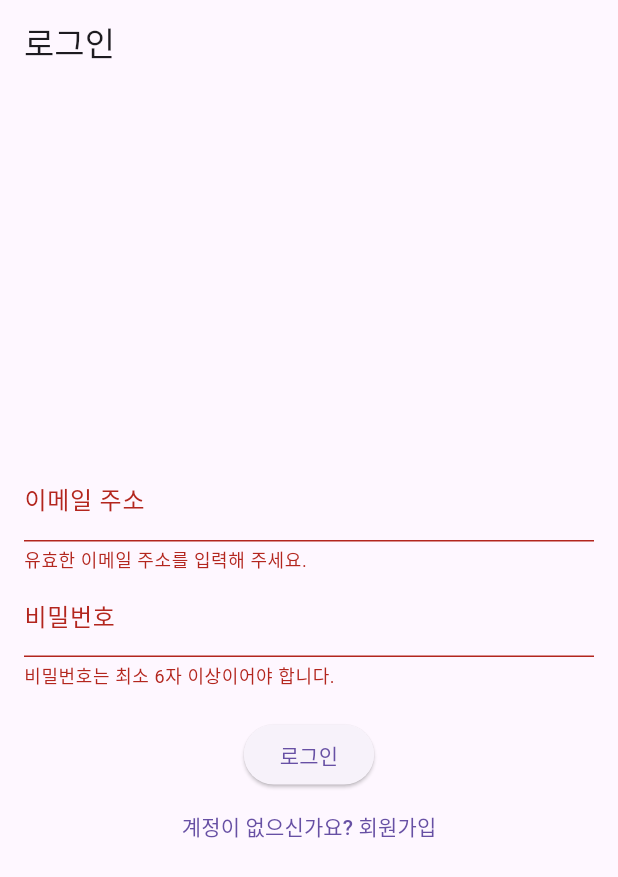
After one commit to sjlee-02/flutter_teamproject, a Flutter app: the screen it shows after launch, after a tap on "로그인", on a phone screen of 412 x 824 dp. The commit adds this screen. Shown: the top 877 px of the screen. Run offline on Flutter 3.47's test engine with Material 3 defaults, Android fonts, the phone set to English and light mode, and no system bars; our stand-ins replace cached_network_image, cloud_firestore, firebase_auth, firebase_core, flutter_rating_bar; accounts and stored records are empty.

Commit message:
2주차 한번에 올리기

```diff
--- /dev/null
+++ b/devtools_options.yaml
@@ -0,0 +1,3 @@
+description: This file stores settings for Dart & Flutter DevTools.
+documentation: https://docs.flutter.dev/tools/devtools/extensions#configure-extension-enablement-states
+extensions:
--- a/lib/main.dart
+++ b/lib/main.dart
@@ -1,12 +1,24 @@
-// lib/main.dart (최종 1주차 목표: 탭 및 통합 검색 완료 버전)
+// lib/main.dart (최종 1주차 + 2주차 인증 기반 완료 버전)
 
 import 'package:flutter/material.dart';
 import 'services/api_service.dart';
 import 'models/movie.dart';
 import 'constants.dart';
 import 'package:cached_network_image/cached_network_image.dart';
+import 'screens/movie_detail_screen.dart';
 
-void main() {
+// Firebase 및 인증 관련 임포트
+import 'package:firebase_core/firebase_core.dart';
+import 'firebase_options.dart';
+import 'package:firebase_auth/firebase_auth.dart';
+import 'screens/auth_screen.dart';
+
+// main() 함수를 비동기로 변경하고 Firebase 초기화 코드를 추가합니다.
+void main() async {
+  WidgetsFlutterBinding.ensureInitialized();
+
+  await Firebase.initializeApp(options: DefaultFirebaseOptions.currentPlatform);
+
   runApp(const MyApp());
 }
 
@@ -18,7 +30,21 @@ class MyApp extends StatelessWidget {
     return MaterialApp(
       title: '시네마 로그',
       theme: ThemeData(primarySwatch: Colors.blueGrey),
-      home: const SearchMoviesScreen(),
+      // home: Firebase 인증 상태에 따라 화면을 전환하는 StreamBuilder
+      home: StreamBuilder(
+        stream: FirebaseAuth.instance.authStateChanges(),
+        builder: (context, snapshot) {
+          if (snapshot.connectionState == ConnectionState.waiting) {
+            return const Scaffold(
+              body: Center(child: CircularProgressIndicator()),
+            );
+          }
+          if (snapshot.hasData) {
+            return const SearchMoviesScreen();
+          }
+          return const AuthScreen();
+        },
+      ),
     );
   }
 }
@@ -30,11 +56,9 @@ class SearchMoviesScreen extends StatefulWidget {
   State<SearchMoviesScreen> createState() => _SearchMoviesScreenState();
 }
 
-//  TickerProviderStateMixin 추가: TabController 사용을 위해 필수
 class _SearchMoviesScreenState extends State<SearchMoviesScreen>
     with SingleTickerProviderStateMixin {
   late TabController _tabController;
-  // _movieData는 검색 결과를 담는 데 사용됩니다. 인기 목록은 TabBarView 내부에서 직접 호출합니다.
   late Future<List<Movie>> _movieData;
   final TextEditingController _searchController = TextEditingController();
   String _currentQuery = '';
@@ -42,21 +66,14 @@ class _SearchMoviesScreenState extends State<SearchMoviesScreen>
   @override
   void initState() {
     super.initState();
-    // TabController 초기화 (길이 2: 영화, 드라마)
     _tabController = TabController(length: 2, vsync: this);
-
-    // 초기에는 영화 목록을 로드하도록 설정 (TabController 초기 인덱스 0)
     _movieData = ApiService().fetchPopularMovies();
-
-    //  탭 변경 시 데이터를 새로고침하는 리스너 추가
     _tabController.addListener(_handleTabChange);
   }
 
   void _handleTabChange() {
     if (!_tabController.indexIsChanging) {
-      // 탭 변경이 완료되었을 때만 실행
       if (_currentQuery.isEmpty) {
-        // 검색 중이 아닐 때만 탭 변경에 따른 데이터 로드
         setState(() {
           if (_tabController.index == 0) {
             _movieData = ApiService().fetchPopularMovies();
@@ -76,21 +93,17 @@ class _SearchMoviesScreenState extends State<SearchMoviesScreen>
     super.dispose();
   }
 
-  // 검색 로직 실행 함수 (Enter를 누르거나 검색 버튼을 눌렀을 때 호출됨)
   void _performSearch(String query) {
     final trimmedQuery = query.trim();
 
     if (trimmedQuery.isNotEmpty) {
-      //  검색어가 있으면 통합 검색 호출
       setState(() {
         _currentQuery = trimmedQuery;
         _movieData = ApiService().searchMulti(trimmedQuery);
       });
     } else {
-      //  검색 해제 시
       setState(() {
         _currentQuery = '';
-        // 현재 활성화된 탭의 인기 목록으로 돌아감
         if (_tabController.index == 0) {
           _movieData = ApiService().fetchPopularMovies();
         } else {
@@ -102,20 +115,11 @@ class _SearchMoviesScreenState extends State<SearchMoviesScreen>
 
   @override
   Widget build(BuildContext context) {
-    // 탭바와 목록을 표시할 Future를 결정합니다.
-    final Future<List<Movie>> currentListFuture = _currentQuery.isNotEmpty
-        ? _movieData // 검색 중일 때
-        : _tabController.index == 0
-        ? ApiService()
-              .fetchPopularMovies() // 영화 탭일 때
-        : ApiService().fetchPopularTvShows(); // 드라마 탭일 때
-
     return Scaffold(
       appBar: AppBar(
         title: Text(
           _currentQuery.isEmpty ? '영화/드라마 목록' : '검색 결과: "$_currentQuery"',
         ),
-        //  검색 중이 아닐 때만 탭바를 보여줍니다.
         bottom: _currentQuery.isEmpty
             ? TabBar(
                 controller: _tabController,
@@ -125,10 +129,17 @@ class _SearchMoviesScreenState extends State<SearchMoviesScreen>
                 ],
               )
             : null,
+        actions: [
+          IconButton(
+            icon: const Icon(Icons.exit_to_app),
+            onPressed: () {
+              FirebaseAuth.instance.signOut(); // 로그아웃 로직
+            },
+          ),
+        ],
       ),
       body: Column(
         children: [
-          //  검색 필드 UI
           Padding(
             padding: const EdgeInsets.all(8.0),
             child: TextField(
@@ -140,7 +151,7 @@ class _SearchMoviesScreenState extends State<SearchMoviesScreen>
                   icon: const Icon(Icons.clear),
                   onPressed: () {
                     _searchController.clear();
-                    _performSearch(''); // 검색 해제
+                    _performSearch('');
                   },
                 ),
                 border: const OutlineInputBorder(
@@ -150,30 +161,22 @@ class _SearchMoviesScreenState extends State<SearchMoviesScreen>
               onSubmitted: _performSearch,
             ),
           ),
-
-          //  검색 결과 또는 탭뷰 영역
           Expanded(
             child: _currentQuery.isEmpty
                 ? TabBarView(
-                    //  검색 중이 아닐 때: TabBarView를 통해 각 탭의 내용을 보여줌
                     controller: _tabController,
                     children: [
-                      _buildContentList(
-                        ApiService().fetchPopularMovies(),
-                      ), // 영화 탭
-                      _buildContentList(
-                        ApiService().fetchPopularTvShows(),
-                      ), // 드라마 탭
+                      _buildContentList(ApiService().fetchPopularMovies()),
+                      _buildContentList(ApiService().fetchPopularTvShows()),
                     ],
                   )
-                : _buildContentList(_movieData), // 검색 중일 때는 통합 검색 결과 표시
+                : _buildContentList(_movieData),
           ),
         ],
       ),
     );
   }
 
-  // ⭐️ 데이터 로딩 및 목록 표시를 담당하는 별도 위젯 함수
   Widget _buildContentList(Future<List<Movie>> future) {
     return FutureBuilder<List<Movie>>(
       future: future,
@@ -183,7 +186,7 @@ class _SearchMoviesScreenState extends State<SearchMoviesScreen>
         } else if (snapshot.hasError) {
           return Center(child: Text('에러 발생: ${snapshot.error}'));
         } else if (!snapshot.hasData || snapshot.data!.isEmpty) {
-          return Center(child: Text('불러올 콘텐츠가 없습니다.'));
+          return const Center(child: Text('불러올 콘텐츠가 없습니다.'));
         } else {
           final List<Movie> movies = snapshot.data!;
           return GridView.builder(
@@ -217,7 +220,16 @@ class MoviePosterItem extends StatelessWidget {
 
   @override
   Widget build(BuildContext context) {
-    return Column(
+    //  [클릭 이벤트 추가] GestureDetector 위젯으로 감싸서 클릭 이벤트 처리
+    return GestureDetector(
+      onTap: () {
+        // 상세 화면으로 이동 (Movie 객체를 인수로 전달)
+        // 🚨 주의: MovieDetailScreen 파일을 미리 생성해야 합니다.
+        Navigator.of(context).push(
+          MaterialPageRoute(builder: (ctx) => MovieDetailScreen(movie: movie)),
+        );
+      },
+      child: Column(
         crossAxisAlignment: CrossAxisAlignment.stretch,
         children: [
           Expanded(
@@ -226,7 +238,8 @@ class MoviePosterItem extends StatelessWidget {
               child: CachedNetworkImage(
                 imageUrl: getPosterUrl(movie.posterPath),
                 fit: BoxFit.cover,
-              placeholder: (context, url) => Container(color: Colors.grey[300]),
+                placeholder: (context, url) =>
+                    Container(color: Colors.grey[300]),
                 errorWidget: (context, url, error) =>
                     const Icon(Icons.error_outline),
               ),
@@ -244,6 +257,7 @@ class MoviePosterItem extends StatelessWidget {
             style: TextStyle(fontSize: 12, color: Colors.amber[800]),
           ),
         ],
+      ),
     );
   }
 }
--- /dev/null
+++ b/lib/screens/auth_screen.dart
@@ -0,0 +1,143 @@
+// lib/screans/auth_screen.dart (최종 인증 로직 포함 버전)
+
+import 'package:flutter/material.dart';
+import 'package:firebase_auth/firebase_auth.dart';
+
+class AuthScreen extends StatefulWidget {
+  const AuthScreen({super.key});
+
+  @override
+  State<AuthScreen> createState() => _AuthScreenState();
+}
+
+class _AuthScreenState extends State<AuthScreen> {
+  bool _isLogin = true;
+  final _auth = FirebaseAuth.instance;
+  final _formKey = GlobalKey<FormState>();
+  String _userEmail = '';
+  String _userPassword = '';
+  bool _isLoading = false;
+
+  void _toggleMode() {
+    setState(() {
+      _isLogin = !_isLogin;
+    });
+  }
+
+  void _trySubmit() async {
+    final isValid = _formKey.currentState!.validate();
+    var userCredential;
+
+    if (isValid) {
+      _formKey.currentState!.save();
+
+      setState(() {
+        _isLoading = true;
+      });
+
+      try {
+        if (_isLogin) {
+          userCredential = await _auth.signInWithEmailAndPassword(
+            email: _userEmail,
+            password: _userPassword,
+          );
+        } else {
+          userCredential = await _auth.createUserWithEmailAndPassword(
+            email: _userEmail,
+            password: _userPassword,
+          );
+        }
+      } on FirebaseAuthException catch (e) {
+        String message = '인증 오류가 발생했습니다. 다시 시도해 주세요.';
+        if (e.message != null) {
+          message = e.message!;
+        }
+
+        if (mounted) {
+          ScaffoldMessenger.of(context).showSnackBar(
+            SnackBar(
+              content: Text(message),
+              backgroundColor: Theme.of(context).colorScheme.error,
+            ),
+          );
+          setState(() {
+            _isLoading = false;
+          });
+        }
+      } catch (e) {
+        print(e);
+        if (mounted) {
+          setState(() {
+            _isLoading = false;
+          });
+        }
+      }
+    }
+  }
+
+  @override
+  Widget build(BuildContext context) {
+    return Scaffold(
+      appBar: AppBar(title: Text(_isLogin ? '로그인' : '회원가입')),
+      body: Center(
+        child: SingleChildScrollView(
+          padding: const EdgeInsets.all(16.0),
+          child: Form(
+            key: _formKey,
+            child: Column(
+              mainAxisSize: MainAxisSize.min,
+              children: [
+                TextFormField(
+                  key: const ValueKey('email'),
+                  keyboardType: TextInputType.emailAddress,
+                  decoration: const InputDecoration(labelText: '이메일 주소'),
+                  validator: (value) {
+                    if (value == null || !value.contains('@')) {
+                      return '유효한 이메일 주소를 입력해 주세요.';
+                    }
+                    return null;
+                  },
+                  onSaved: (value) {
+                    _userEmail = value!;
+                  },
+                ),
+                TextFormField(
+                  key: const ValueKey('password'),
+                  obscureText: true,
+                  decoration: const InputDecoration(labelText: '비밀번호'),
+                  validator: (value) {
+                    if (value == null || value.length < 6) {
+                      return '비밀번호는 최소 6자 이상이어야 합니다.';
+                    }
+                    return null;
+                  },
+                  onSaved: (value) {
+                    _userPassword = value!;
+                  },
+                ),
+
+                const SizedBox(height: 20),
+
+                if (_isLoading)
+                  const CircularProgressIndicator()
+                else
+                  ElevatedButton(
+                    onPressed: _trySubmit,
+                    child: Text(_isLogin ? '로그인' : '회원가입'),
+                  ),
+
+                if (!_isLoading)
+                  TextButton(
+                    onPressed: _toggleMode,
+                    child: Text(
+                      _isLogin ? '계정이 없으신가요? 회원가입' : '이미 계정이 있으신가요? 로그인',
+                    ),
+                  ),
+              ],
+            ),
+          ),
+        ),
+      ),
+    );
+  }
+}
```
Also changed, not shown: lib/screens/movie_detail_screen.dart (added, +103 -0 lines), lib/widgets/review_form.dart (added, +145 -0 lines), pubspec.yaml (+6 -1 lines), lib/firebase_options.dart, pubspec.lock, 5 other files. Lines whose indentation alone changed are shown as unchanged.
